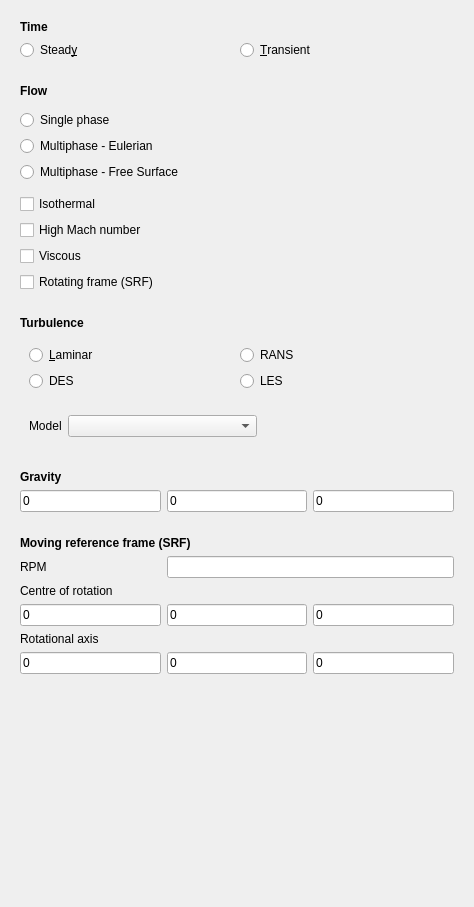
First picture: the form in Gui/TaskPanelPhysics.ui, repository jaheyns/CfdOF, before the edit.
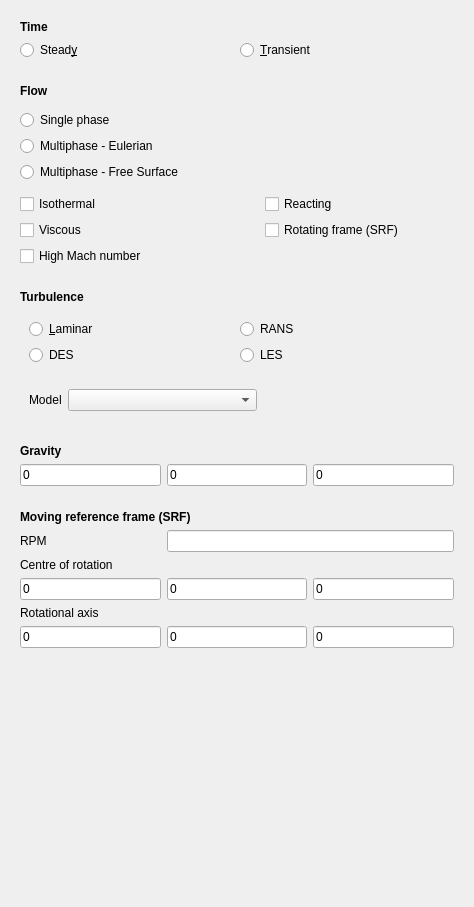
Second picture: the form after the edit. Custom widgets are drawn as their Qt base class.

Commit message: This commit does the following things:  * Updates the UI to allow selection of Eulerian MF and Reaction models  * Sets up selection logic for basic combinations  * Updates physics object and solver selection

Diff of the .ui file:
```diff
--- a/Gui/TaskPanelPhysics.ui
+++ b/Gui/TaskPanelPhysics.ui
@@ -371,7 +371,7 @@
         </layout>
        </widget>
       </item>
-      <item row="6" column="0" colspan="2">
+      <item row="3" column="0" colspan="2">
        <widget class="QFrame" name="frame">
         <property name="frameShape">
          <enum>QFrame::NoFrame</enum>
@@ -392,7 +392,27 @@
          <property name="bottomMargin">
           <number>0</number>
          </property>
-         <item row="4" column="0">
+         <item row="3" column="1">
+          <widget class="QCheckBox" name="srfCheckBox">
+           <property name="text">
+            <string>Rotating frame (SRF)</string>
+           </property>
+          </widget>
+         </item>
+         <item row="2" column="0">
+          <widget class="QCheckBox" name="checkBoxIsothermal">
+           <property name="sizePolicy">
+            <sizepolicy hsizetype="Minimum" vsizetype="Fixed">
+             <horstretch>0</horstretch>
+             <verstretch>0</verstretch>
+            </sizepolicy>
+           </property>
+           <property name="text">
+            <string>Isothermal</string>
+           </property>
+          </widget>
+         </item>
+         <item row="3" column="0">
           <widget class="QCheckBox" name="viscousCheckBox">
            <property name="enabled">
             <bool>true</bool>
@@ -408,20 +428,7 @@
            </property>
           </widget>
          </item>
-         <item row="2" column="0">
-          <widget class="QCheckBox" name="checkBoxIsothermal">
-           <property name="sizePolicy">
-            <sizepolicy hsizetype="MinimumExpanding" vsizetype="Fixed">
-             <horstretch>0</horstretch>
-             <verstretch>0</verstretch>
-            </sizepolicy>
-           </property>
-           <property name="text">
-            <string>Isothermal</string>
-           </property>
-          </widget>
-         </item>
-         <item row="3" column="0">
+         <item row="4" column="0">
           <widget class="QCheckBox" name="checkBoxHighMach">
            <property name="sizePolicy">
             <sizepolicy hsizetype="MinimumExpanding" vsizetype="Fixed">
@@ -434,10 +441,10 @@
            </property>
           </widget>
          </item>
-         <item row="5" column="0">
-          <widget class="QCheckBox" name="srfCheckBox">
+         <item row="2" column="1">
+          <widget class="QCheckBox" name="checkBoxReacting">
            <property name="text">
-            <string>Rotating frame (SRF)</string>
+            <string>Reacting                                   </string>
            </property>
           </widget>
          </item>
```
Left out of the diff: 102 changed lines with no effect on the pictures. The commit also changes 3 other files.
